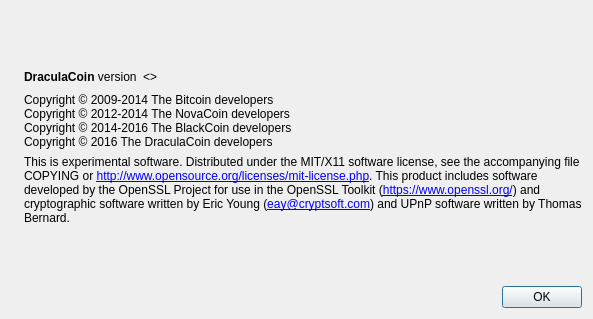
This is src/qt/forms/aboutdialog.ui in dracula2017/btcb as Qt 5 draws it before an edit. The edited form follows.
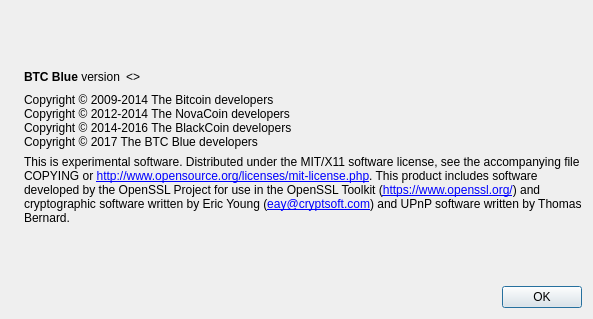
This is the edited form. Icons and pictures are not drawn.

Commit message: Rebrand to Bitcoin Blue

Diff of the .ui file:
```diff
--- a/src/qt/forms/aboutdialog.ui
+++ b/src/qt/forms/aboutdialog.ui
@@ -50,7 +50,7 @@
           <cursorShape>IBeamCursor</cursorShape>
          </property>
          <property name="text">
-          <string>&lt;b&gt;DraculaCoin&lt;/b&gt; version</string>
+          <string>&lt;b&gt;BTC Blue&lt;/b&gt; version</string>
          </property>
          <property name="textInteractionFlags">
           <set>Qt::LinksAccessibleByMouse|Qt::TextSelectableByKeyboard|Qt::TextSelectableByMouse</set>
@@ -94,7 +94,7 @@
         <string>Copyright © 2009-2014 The Bitcoin developers
 Copyright © 2012-2014 The NovaCoin developers
 Copyright © 2014-2016 The BlackCoin developers
-Copyright © 2016 The DraculaCoin developers</string>
+Copyright © 2017 The BTC Blue developers</string>
        </property>
        <property name="textInteractionFlags">
         <set>Qt::LinksAccessibleByMouse|Qt::TextSelectableByKeyboard|Qt::TextSelectableByMouse</set>
```
Left out of the diff: 2 changed lines with no effect on the pictures. The commit also changes 129 other files.
